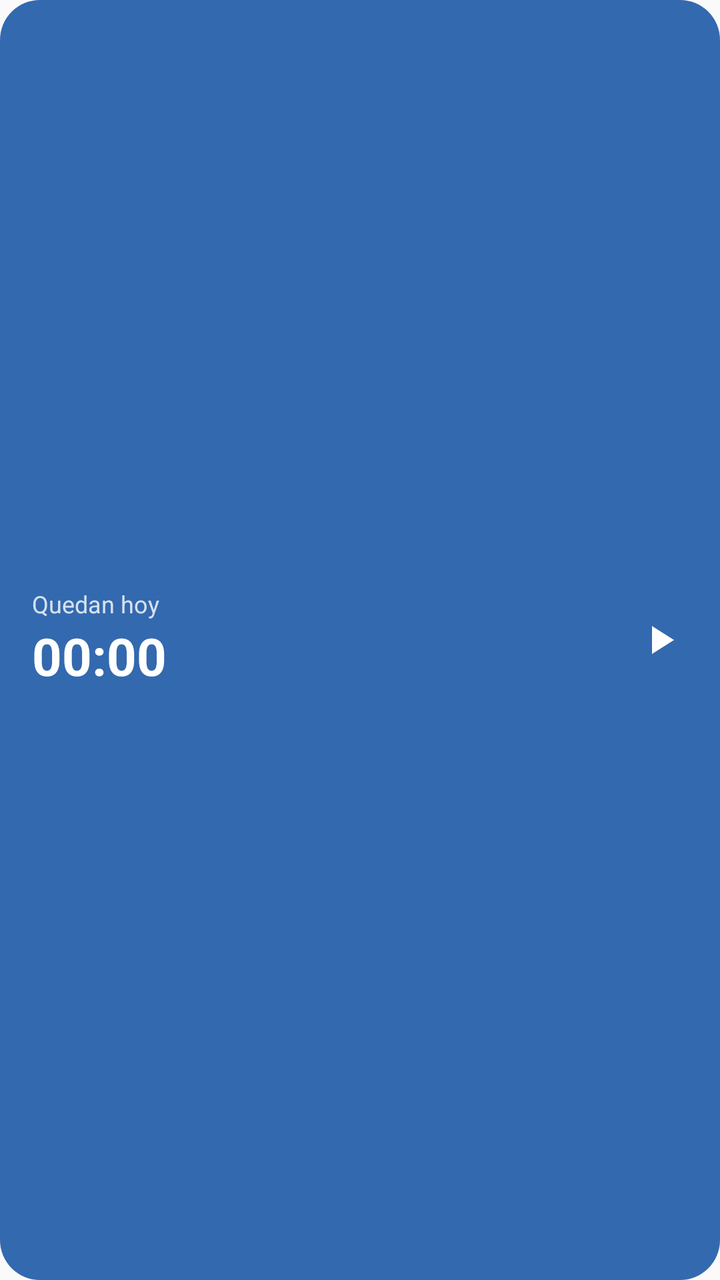
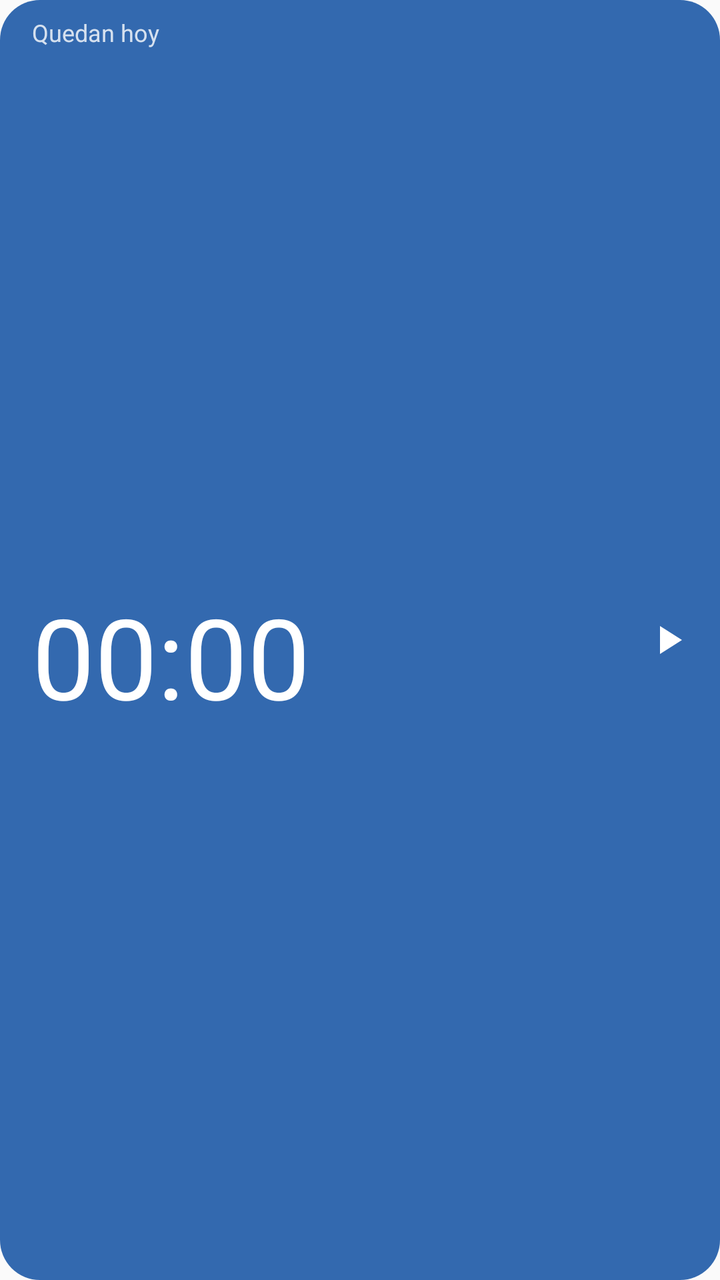

Screens rendered from an Android XML layout before and after an edit, with the pre-edit source and the edit as a unified diff.
<!-- AndroidManifest.xml: application theme android:Theme.Material.Light.NoActionBar -->
<!-- res/layout/widget_timer.xml -->
<?xml version="1.0" encoding="utf-8"?>
<LinearLayout xmlns:android="http://schemas.android.com/apk/res/android"
    android:id="@+id/widget_root"
    android:layout_width="match_parent"
    android:layout_height="match_parent"
    android:background="@drawable/widget_background"
    android:gravity="center_vertical"
    android:orientation="horizontal"
    android:padding="8dp">

    <LinearLayout
        android:layout_width="0dp"
        android:layout_height="wrap_content"
        android:layout_weight="1"
        android:orientation="vertical"
        android:paddingStart="8dp">

        <TextView
            android:id="@+id/widget_label"
            android:layout_width="wrap_content"
            android:layout_height="wrap_content"
            android:text="Quedan hoy"
            android:textColor="#CCFFFFFF"
            android:textSize="12sp" />

        
        <Chronometer
            android:id="@+id/widget_chrono"
            android:layout_width="match_parent"
            android:layout_height="36dp"
            android:autoSizeMaxTextSize="26sp"
            android:autoSizeMinTextSize="12sp"
            android:autoSizeTextType="uniform"
            android:gravity="center_vertical"
            android:maxLines="1"
            android:textColor="#FFFFFFFF"
            android:textStyle="bold" />

        <TextView
            android:id="@+id/widget_static"
            android:layout_width="match_parent"
            android:layout_height="36dp"
            android:autoSizeMaxTextSize="26sp"
            android:autoSizeMinTextSize="12sp"
            android:autoSizeTextType="uniform"
            android:gravity="center_vertical"
            android:maxLines="1"
            android:textColor="#FFFFFFFF"
            android:textStyle="bold"
            android:visibility="gone" />
    </LinearLayout>

    <ImageButton
        android:id="@+id/widget_toggle"
        android:layout_width="44dp"
        android:layout_height="44dp"
        android:background="@android:color/transparent"
        android:contentDescription="Iniciar o parar"
        android:src="@drawable/ic_play" />
</LinearLayout>
<!-- resources referenced by this layout -->
<resources>
  <!-- drawable ic_play (drawable) -->
  <?xml version="1.0" encoding="utf-8"?>
  <vector xmlns:android="http://schemas.android.com/apk/res/android"
      android:width="24dp" android:height="24dp" android:viewportWidth="24" android:viewportHeight="24">
      <path android:fillColor="#FFFFFFFF" android:pathData="M8,5v14l11,-7z" />
  </vector>
  <!-- drawable widget_background (drawable) -->
  <?xml version="1.0" encoding="utf-8"?>
  <shape xmlns:android="http://schemas.android.com/apk/res/android" android:shape="rectangle">
      <solid android:color="#E61E5AA8" />
      <corners android:radius="20dp" />
  </shape>
</resources>

<!-- the commit's change to res/layout/widget_timer.xml (unified diff, before → after) -->
@@ -6,47 +6,54 @@
     android:background="@drawable/widget_background"
     android:gravity="center_vertical"
     android:orientation="horizontal"
-    android:padding="8dp">
+    android:paddingStart="16dp"
+    android:paddingTop="8dp"
+    android:paddingEnd="4dp"
+    android:paddingBottom="8dp">
 
+    
     <LinearLayout
         android:layout_width="0dp"
-        android:layout_height="wrap_content"
+        android:layout_height="match_parent"
         android:layout_weight="1"
-        android:orientation="vertical"
-        android:paddingStart="8dp">
+        android:gravity="center_vertical"
+        android:orientation="vertical">
 
         <TextView
             android:id="@+id/widget_label"
-            android:layout_width="wrap_content"
+            android:layout_width="match_parent"
             android:layout_height="wrap_content"
+            android:ellipsize="end"
+            android:maxLines="1"
             android:text="Quedan hoy"
             android:textColor="#CCFFFFFF"
             android:textSize="12sp" />
 
-        
         <Chronometer
             android:id="@+id/widget_chrono"
             android:layout_width="match_parent"
-            android:layout_height="36dp"
-            android:autoSizeMaxTextSize="26sp"
+            android:layout_height="0dp"
+            android:layout_weight="1"
+            android:autoSizeMaxTextSize="56sp"
             android:autoSizeMinTextSize="12sp"
+            android:autoSizeStepGranularity="1sp"
+            android:autoSizeTextType="uniform"
+            android:gravity="center_vertical"
+            android:maxLines="1"
+            android:textColor="#FFFFFFFF" />
+
+        <TextView
+            android:id="@+id/widget_static"
+            android:layout_width="match_parent"
+            android:layout_height="0dp"
+            android:layout_weight="1"
+            android:autoSizeMaxTextSize="56sp"
+            android:autoSizeMinTextSize="12sp"
+            android:autoSizeStepGranularity="1sp"
             android:autoSizeTextType="uniform"
             android:gravity="center_vertical"
             android:maxLines="1"
             android:textColor="#FFFFFFFF"
-            android:textStyle="bold" />
-
-        <TextView
-            android:id="@+id/widget_static"
-            android:layout_width="match_parent"
-            android:layout_height="36dp"
-            android:autoSizeMaxTextSize="26sp"
-            android:autoSizeMinTextSize="12sp"
-            android:autoSizeTextType="uniform"
-            android:gravity="center_vertical"
-            android:maxLines="1"
-            android:textColor="#FFFFFFFF"
-            android:textStyle="bold"
             android:visibility="gone" />
     </LinearLayout>
 
